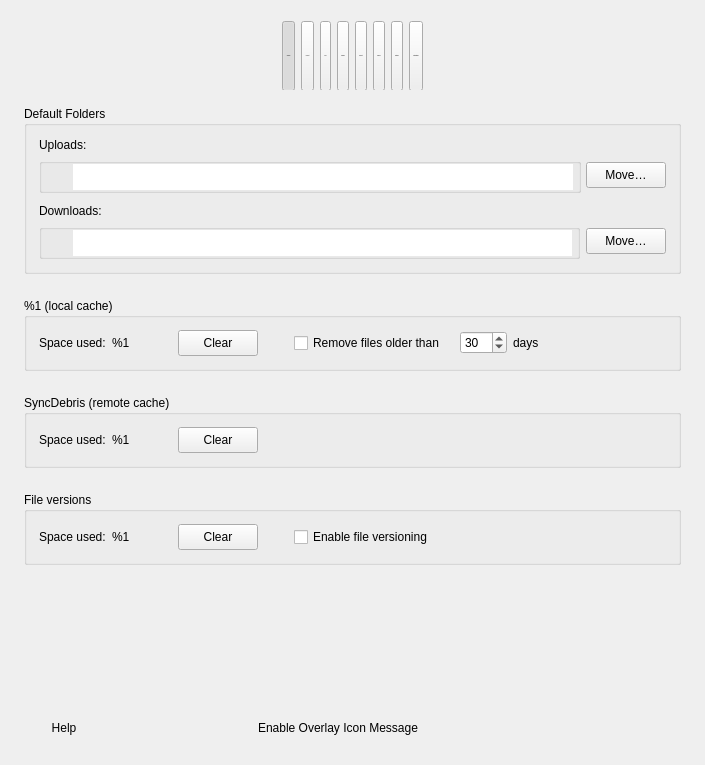
Old version of the form src/MEGASync/gui/ui/SettingsDialog.ui in the repository meganz/MEGAsync.
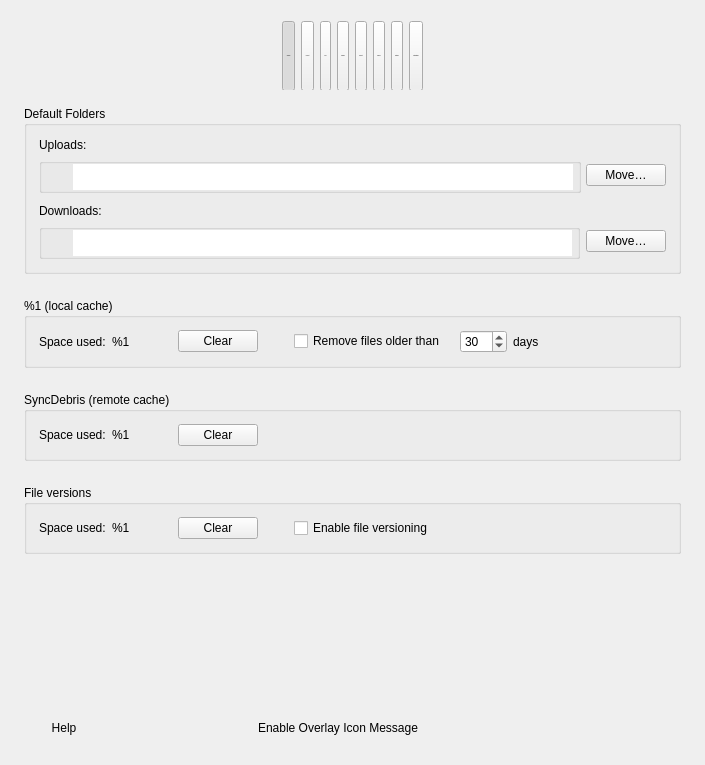
New version of the form. The open tabs and pages were chosen to show the change. Icons and pictures are not drawn. Custom widgets are drawn as their Qt base class.

Commit message: SNC-5667: Update widgets on secondary button and theming.

What changed in the file:
```diff
--- a/src/MEGASync/gui/ui/SettingsDialog.ui
+++ b/src/MEGASync/gui/ui/SettingsDialog.ui
@@ -2170,16 +2170,22 @@
             </item>
             <item>
              <widget class="QPushButton" name="bUploadFolder">
+              <property name="sizePolicy">
+               <sizepolicy hsizetype="Preferred" vsizetype="Fixed">
+                <horstretch>0</horstretch>
+                <verstretch>0</verstretch>
+               </sizepolicy>
+              </property>
               <property name="minimumSize">
                <size>
                 <width>0</width>
-                <height>26</height>
+                <height>0</height>
                </size>
               </property>
               <property name="maximumSize">
                <size>
                 <width>16777215</width>
-                <height>26</height>
+                <height>16777215</height>
                </size>
               </property>
               <property name="cursor">
@@ -2308,16 +2314,22 @@
             </item>
             <item>
              <widget class="QPushButton" name="bDownloadFolder">
+              <property name="sizePolicy">
+               <sizepolicy hsizetype="Preferred" vsizetype="Fixed">
+                <horstretch>0</horstretch>
+                <verstretch>0</verstretch>
+               </sizepolicy>
+              </property>
               <property name="minimumSize">
                <size>
                 <width>0</width>
-                <height>26</height>
+                <height>0</height>
                </size>
               </property>
               <property name="maximumSize">
                <size>
                 <width>16777215</width>
-                <height>26</height>
+                <height>16777215</height>
                </size>
               </property>
               <property name="cursor">
@@ -2397,16 +2409,22 @@
           </item>
           <item>
            <widget class="QPushButton" name="bClearCache">
+            <property name="sizePolicy">
+             <sizepolicy hsizetype="Preferred" vsizetype="Fixed">
+              <horstretch>0</horstretch>
+              <verstretch>0</verstretch>
+             </sizepolicy>
+            </property>
             <property name="minimumSize">
              <size>
               <width>0</width>
-              <height>26</height>
+              <height>0</height>
              </size>
             </property>
             <property name="maximumSize">
              <size>
               <width>16777215</width>
-              <height>26</height>
+              <height>16777215</height>
              </size>
             </property>
             <property name="cursor">
@@ -2581,16 +2599,22 @@
           </item>
           <item>
            <widget class="QPushButton" name="bClearRemoteCache">
+            <property name="sizePolicy">
+             <sizepolicy hsizetype="Preferred" vsizetype="Fixed">
+              <horstretch>0</horstretch>
+              <verstretch>0</verstretch>
+             </sizepolicy>
+            </property>
             <property name="minimumSize">
              <size>
               <width>0</width>
-              <height>26</height>
+              <height>0</height>
              </size>
             </property>
             <property name="maximumSize">
              <size>
               <width>16777215</width>
-              <height>26</height>
+              <height>16777212</height>
              </size>
             </property>
             <property name="cursor">
@@ -2675,16 +2699,22 @@
           </item>
           <item>
            <widget class="QPushButton" name="bClearFileVersions">
+            <property name="sizePolicy">
+             <sizepolicy hsizetype="Preferred" vsizetype="Fixed">
+              <horstretch>0</horstretch>
+              <verstretch>0</verstretch>
+             </sizepolicy>
+            </property>
             <property name="minimumSize">
              <size>
               <width>0</width>
-              <height>26</height>
+              <height>0</height>
              </size>
             </property>
             <property name="maximumSize">
              <size>
               <width>16777215</width>
-              <height>26</height>
+              <height>16777212</height>
              </size>
             </property>
             <property name="cursor">
```
Left out of the diff: 50 changed lines with no effect on the pictures. The commit also changes 3 other files.
